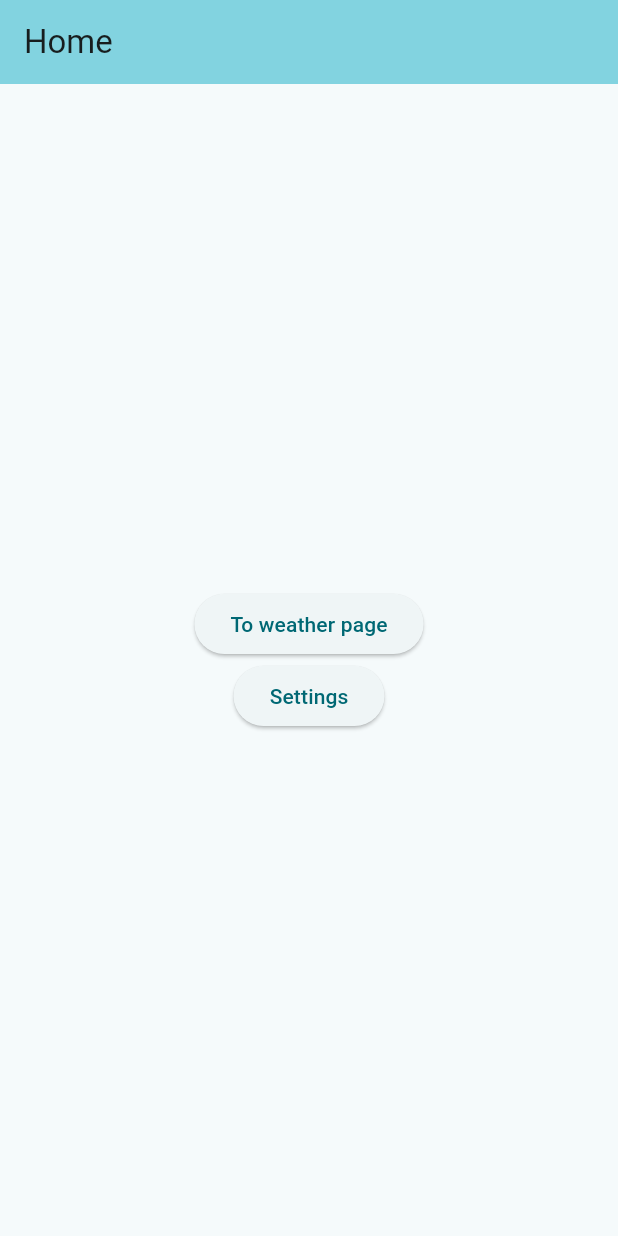
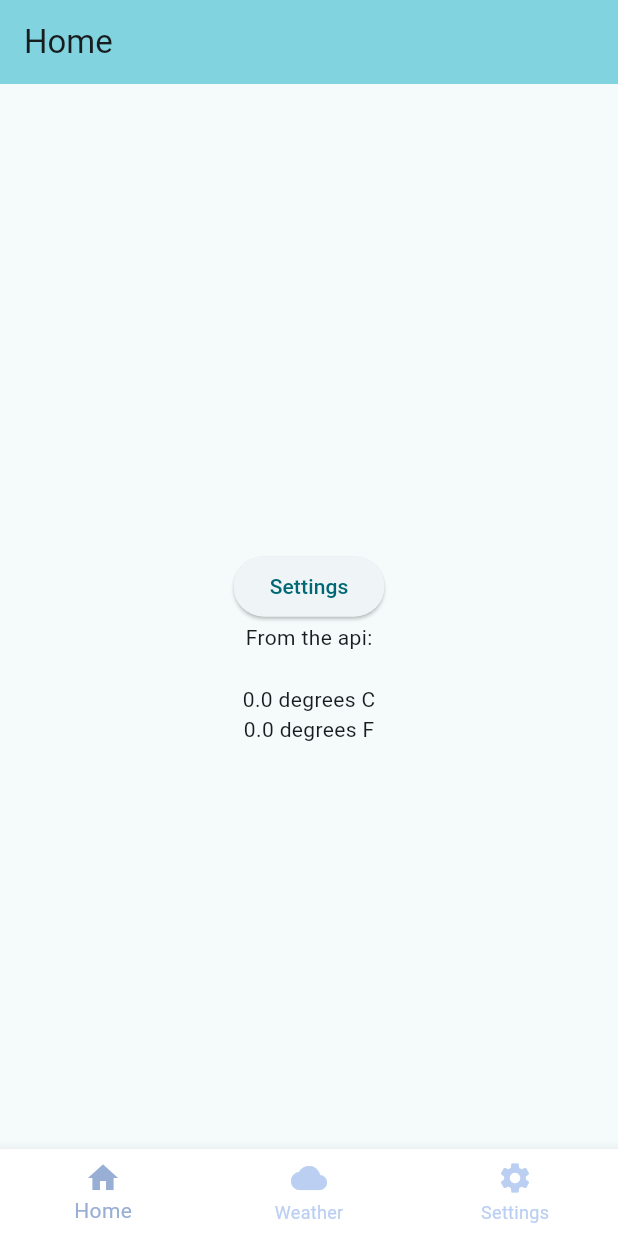
Before and after one commit to LParadise2025/shovelSmart, a Flutter app: the screen it shows after launch, on a phone screen of 412 x 824 dp. Run offline on Flutter 3.47's test engine with Material 3 defaults, Android fonts, the light colour scheme and no system bars; our stand-ins replace geolocator, shared_preferences; network calls fail.

Commit message:
InitialCommit
Co-authored-by: nickgiza603@gmail.com <nickgiza603@gmail.com>
Co-authored-by: kayla-vallecillo <kayla-vallecillo@users.noreply.github.com>

```diff
--- a/lib/main.dart
+++ b/lib/main.dart
@@ -1,9 +1,13 @@
 import 'package:flutter/material.dart';
+import 'package:flutter/widgets.dart';
+import 'package:geolocator/geolocator.dart';
 import 'package:shovel_smart_afg/settings.dart';
 import 'package:shovel_smart_afg/template.dart';
-import 'package:shovel_smart_afg/weather.dart';
+import 'package:shovel_smart_afg/weatherPage.dart';
 import 'appState.dart';
 import 'package:provider/provider.dart';
+import 'package:shovel_smart_afg/services/weather_services.dart';
+import 'package:shovel_smart_afg/model/weather.dart';
 
 void main() {
   runApp(
@@ -42,6 +46,51 @@ class MyHomePage extends StatefulWidget {
 }
 
 class _MyHomePageState extends State<MyHomePage> {
+  int currentIndex = 0;
+
+  WeatherService weatherService = WeatherService();
+  Weather weather = Weather();
+
+  String currentWeather = "";
+  double tempC = 0;
+  double tempF = 0;
+
+   @override
+  void initState() {
+    super.initState();
+    getWeather();
+  }
+
+  void getWeather() async {
+    weather = await weatherService.getWeatherData("01571");
+
+    setState(() {
+      currentWeather = weather.condition;
+      tempF = weather.temperatureF;
+      tempC = weather.temperatureC;
+    });
+    print(weather.temperatureC);
+    print(weather.temperatureF);
+    print(weather.condition);
+  }
+// working on implementing a method to get the user's corrdinates using this tutorial: https://www.youtube.com/watch?v=WVNYG_ESGKo&t=2s
+
+  Future<Position> _getPosition() async{
+    LocationPermission permission;
+
+    permission = await Geolocator.checkPermission();
+    if(permission == LocationPermission.denied){
+      permission = await Geolocator.requestPermission();
+
+      if(permission == LocationPermission.deniedForever){
+        return Future.error("Location not available");
+      }
+    } else{
+      print('Location not available');
+    }
+
+    return await Geolocator.getCurrentPosition();
+  }
 
   @override
   Widget build(BuildContext context) {
@@ -80,18 +129,22 @@ class _MyHomePageState extends State<MyHomePage> {
           // wireframe for each widget.
           mainAxisAlignment: MainAxisAlignment.center,
           children: [
-             Builder(
+            /* Builder(
               builder: (context) => ElevatedButton(
                 onPressed: () {
                   Navigator.push(
                     context,
                     MaterialPageRoute(
-                      builder: (context) => weather(),
+                      builder: (context) => weatherPage(),
                     ),
                   );
                 },
                 child: const Text('To weather page'),
               ),
+            ),*/
+
+            SizedBox(
+              height: MediaQuery.of(context).size.height * 0.05,
             ),
 
           Builder(
@@ -107,10 +160,36 @@ class _MyHomePageState extends State<MyHomePage> {
                 child: const Text('Settings'),
               ),
             ),
+Text("From the api:"),
+            Text(currentWeather),
+            Text(tempC.toString() + " degrees C"),
+            Text(tempF.toString() + " degrees F"),
           ],
         ),
       ),
-
+      //credits to HeyFlutter on Youtube for Navigation Bar Tutorial: https://www.youtube.com/watch?v=xoKqQjSDZ60
+      bottomNavigationBar: BottomNavigationBar(
+        type : BottomNavigationBarType.fixed,
+        backgroundColor : Colors.white,
+        unselectedItemColor : const Color.fromRGBO(187, 207, 242, 1),
+        selectedItemColor : const Color.fromRGBO(152, 174, 212, 1),
+        currentIndex : currentIndex,
+        onTap : (index) => setState(() => currentIndex = index),
+        items : [
+          BottomNavigationBarItem (
+            icon: Icon(Icons.home),
+            label: 'Home',
+            backgroundColor : const Color.fromRGBO(187, 207, 242, 1), ), //home navigation button
+          BottomNavigationBarItem (
+            icon: Icon(Icons.cloud),
+            label: 'Weather',
+            backgroundColor : const Color.fromRGBO(187, 207, 242, 1), ), //weather navigation button
+          BottomNavigationBarItem (
+            icon: Icon(Icons.settings),
+            label: 'Settings',
+            backgroundColor : const Color.fromRGBO(187, 207, 242, 1), ), //settings navigation button
+        ],
+      )
     );
   }
 }
--- /dev/null
+++ b/lib/model/weather.dart
@@ -0,0 +1,19 @@
+class Weather {
+  final double temperatureC;
+  final double temperatureF;
+  final String condition;
+
+  Weather({
+    this.temperatureC = 0,
+    this.temperatureF = 0,
+    this.condition = "Sunny",
+  });
+
+  factory Weather.fromJson(Map<String, dynamic> json) {
+    return Weather(
+      temperatureC: json['current']['temp_c'],
+      temperatureF: json['current']['temp_f'],
+      condition: json['current']['condition']['text'],
+    );
+  }
+}
--- a/pubspec.yaml
+++ b/pubspec.yaml
@@ -30,17 +30,19 @@ environment:
 dependencies:
   flutter:
     sdk: flutter
-  provider: ^5.0.0
+  provider: ^6.1.2
   shared_preferences: ^2.0.7
 
 
   # The following adds the Cupertino Icons font to your application.
   # Use with the CupertinoIcons class for iOS style icons.
   cupertino_icons: ^1.0.6
+  geolocator: ^11.0.0
 
 dev_dependencies:
   flutter_test:
     sdk: flutter
+  http: ^1.2.1
 
   # The "flutter_lints" package below contains a set of recommended lints to
   # encourage good coding practices. The lint set provided by the package is
```
Also changed, not shown: lib/services/weather_services.dart (added, +28 -0 lines), lib/weatherPage.dart (renamed from lib/weather.dart), pubspec.lock, 4 other files.
